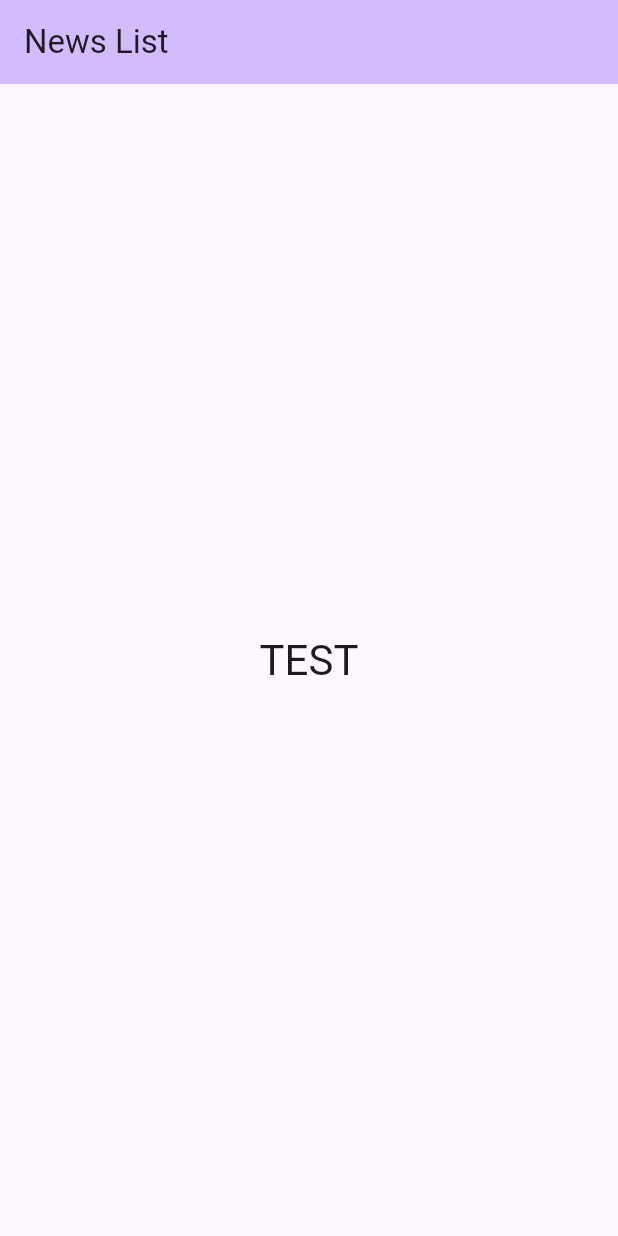
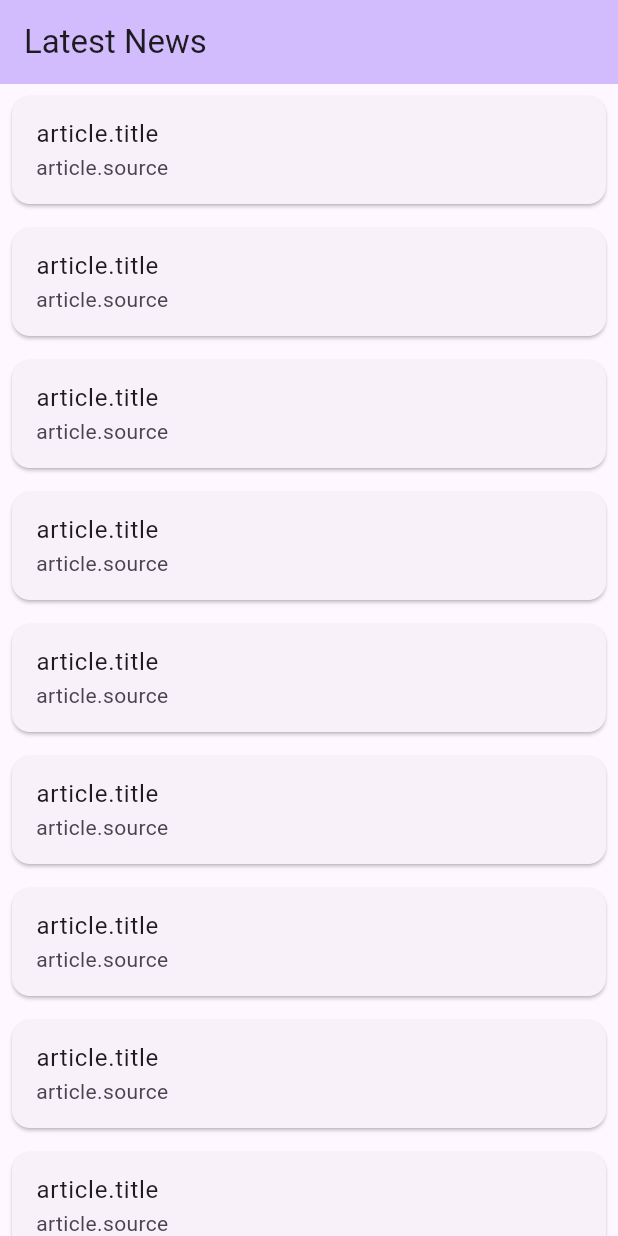
Before and after one commit to ayugohel/NewsApp_Flutter, a Flutter app: the screen it shows after launch, on a phone screen of 412 x 824 dp. Run offline on Flutter 3.47's test engine with Material 3 defaults, Android fonts, the phone set to English and light mode, and no system bars.

Commit message:
Designed basic UI for News List screen, News Cards, and Article Detail screen

```diff
--- a/lib/main.dart
+++ b/lib/main.dart
@@ -16,7 +16,7 @@ class MyApp extends StatelessWidget {
       theme: ThemeData(
         colorScheme: ColorScheme.fromSeed(seedColor: Colors.deepPurple),
       ),
-      home: const NewsListScreen(title: 'News List'),
+      home: NewsListScreen(),
     );
   }
 }
--- a/lib/views/news_list_screen.dart
+++ b/lib/views/news_list_screen.dart
@@ -1,17 +1,20 @@
 
 // news_list_screen.dart
 import 'package:flutter/material.dart';
+import 'package:news_app_flutter/widgets/news_card.dart';
 
 class NewsListScreen extends StatefulWidget {
-  const NewsListScreen({super.key, required this.title});
-
-  final String title;
+  const NewsListScreen({super.key});
 
   @override
   State<NewsListScreen> createState() => _NewsListScreenState();
 }
 
 class _NewsListScreenState extends State<NewsListScreen> {
+  @override
+  void initState() {
+    super.initState();
+  }
 
   @override
   Widget build(BuildContext context) {
@@ -19,20 +22,14 @@ class _NewsListScreenState extends State<NewsListScreen> {
     return Scaffold(
       appBar: AppBar(
         backgroundColor: Theme.of(context).colorScheme.inversePrimary,
-        title: Text(widget.title),
+        title: Text('Latest News'),
       ),
-
-      body: Center(
-        child: Column(
-          mainAxisAlignment: MainAxisAlignment.center,
-          children: <Widget>[
-            Text(
-              'TEST',
-              style: Theme.of(context).textTheme.headlineMedium,
-            ),
-          ],
-        ),
-      ),
+      body: ListView.builder(
+              itemCount: 10,
+              itemBuilder: (context, index) {
+                return NewsCard();
+              },
+            )
     );
   }
 }
--- a/lib/widgets/news_card.dart
+++ b/lib/widgets/news_card.dart
@@ -0,0 +1,25 @@
+
+// news_card.dart
+import 'package:flutter/material.dart';
+import 'package:news_app_flutter/views/news_detail_screen.dart';
+
+class NewsCard extends StatelessWidget {
+
+    const NewsCard({super.key});
+
+
+  @override
+  Widget build(BuildContext context) {
+    return Card(
+      margin: EdgeInsets.all(8.0),
+      child: ListTile(
+        title: Text('article.title'),
+        subtitle: Text('article.source'),
+        onTap: () => Navigator.push(
+          context,
+          MaterialPageRoute(builder: (context) => NewsDetailScreen()),
+        ),
+      ),
+    );
+  }
+}
```
Also changed, not shown: lib/views/news_detail_screen.dart (+28 -0 lines).
